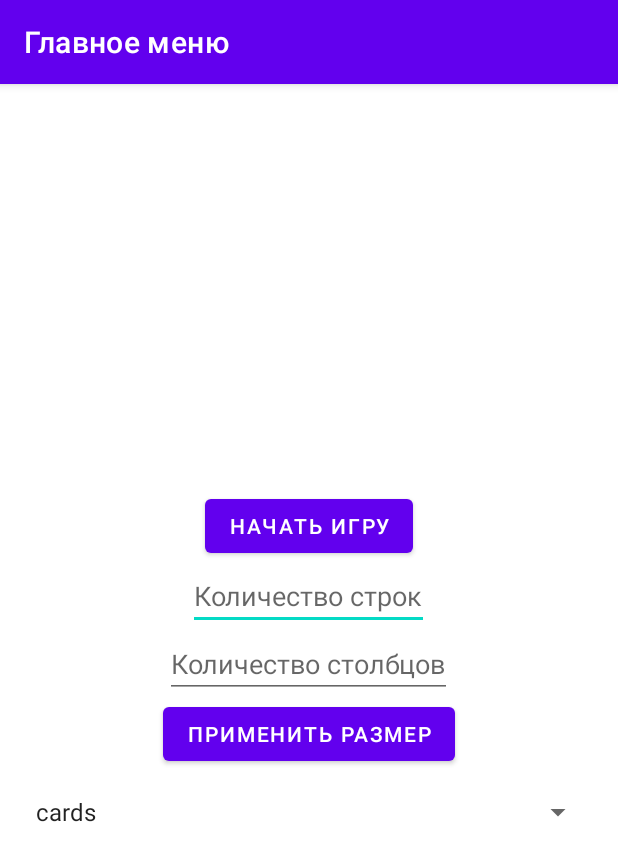
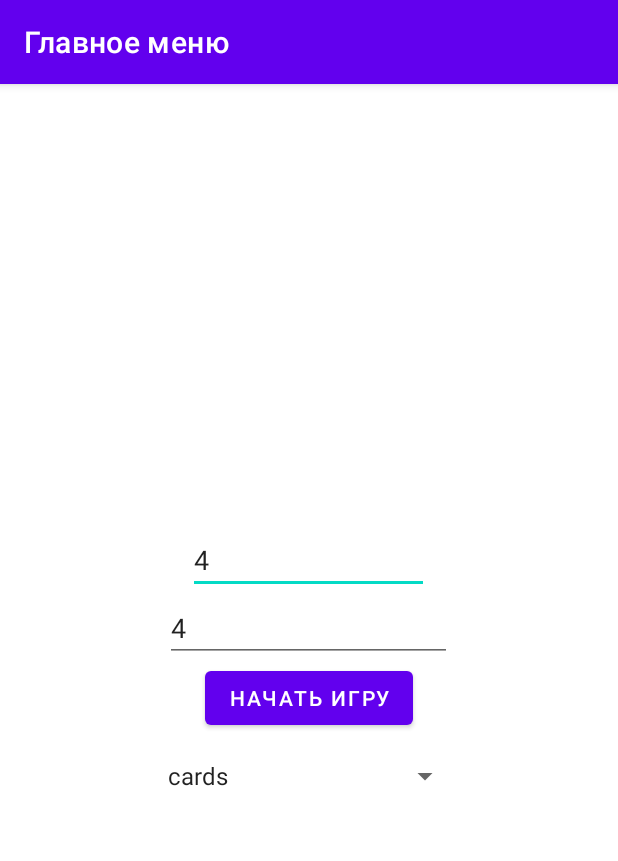
Before and after one commit to komead/laba1MT, an Android app: the screen it shows after launch (MainMenuActivity), on a phone screen of 412 x 824 dp. Shown: the top 861 px of the screen. Run offline under Robolectric (Android 15) with nearby library versions, the light colour scheme and no system bars.

Commit message:
подправил spinner, исправил проблемы с передачей размеров поля

```diff
--- a/app/src/main/java/com/example/kapitanov1/MainActivity.java
+++ b/app/src/main/java/com/example/kapitanov1/MainActivity.java
@@ -20,11 +20,12 @@ public class MainActivity extends AppCompatActivity {
         // Получаем переданные значения размеров поля
         int rows = getIntent().getIntExtra("rows", 4);
         int columns = getIntent().getIntExtra("columns", 4);
+        String collection = getIntent().getStringExtra("collection");
 
         mGrid.setNumColumns(columns); // Устанавливаем количество столбцов
         mGrid.setEnabled(true);
 
-        mAdapter = new GridAdapter(this, rows, columns, "minecraft"); // Используем выбранные размеры, но без указания набора картинок
+        mAdapter = new GridAdapter(this, rows, columns, collection); // Используем выбранные размеры, но без указания набора картинок
         mGrid.setAdapter(mAdapter);
 
         mGrid.setOnItemClickListener(new AdapterView.OnItemClickListener() {
--- a/app/src/main/java/com/example/kapitanov1/MainMenuActivity.java
+++ b/app/src/main/java/com/example/kapitanov1/MainMenuActivity.java
@@ -25,16 +25,17 @@ public class MainMenuActivity extends AppCompatActivity {
         Button btnApplySize = findViewById(R.id.btnApplySize);
         Spinner spinnerPictureCollection = findViewById(R.id.spinnerPictureCollection);
 
-        // обработчик кликов на кнопку "Начать игру"
-        Button btnStartGame = findViewById(R.id.btnStartGame);
-        btnStartGame.setOnClickListener(new View.OnClickListener() {
-            @Override
-            public void onClick(View v) {
-                // запускаем активность с игровым экраном
-                Intent intent = new Intent(MainMenuActivity.this, MainActivity.class);
-                startActivity(intent);
-            }
-        });
+        // ставим значение по умолчанию
+        etRows.setText("4");
+        etColumns.setText("4");
+
+        // Получение массива строк из ресурсов
+        String[] dataArray = getResources().getStringArray(R.array.picture_collections);
+
+        // Создание адаптера и заполнение Spinner
+        ArrayAdapter<String> adapter = new ArrayAdapter<>(this, android.R.layout.simple_spinner_item, dataArray);
+        adapter.setDropDownViewResource(android.R.layout.simple_spinner_dropdown_item);
+        spinnerPictureCollection.setAdapter(adapter);
 
         // Устанавливаем обработчик кликов на кнопку
         btnApplySize.setOnClickListener(new View.OnClickListener() {
@@ -44,25 +45,21 @@ public class MainMenuActivity extends AppCompatActivity {
                 int rows = Integer.parseInt(etRows.getText().toString());
                 int columns = Integer.parseInt(etColumns.getText().toString());
 
+                if (rows == 0)
+                    rows = 4;
+                if (columns == 0)
+                    columns = 4;
+
+                // получаем выбранное значение из списка
+                String collection = spinnerPictureCollection.getSelectedItem().toString();
+
                 // Передаем выбранные размеры поля в активность игры (MainActivity)
                 Intent intent = new Intent(MainMenuActivity.this, MainActivity.class);
                 intent.putExtra("rows", rows);
                 intent.putExtra("columns", columns);
+                intent.putExtra("collection", collection);
                 startActivity(intent);
             }
         });
-
-        // Создаем адаптер для Spinner, используя массив ресурсов
-        ArrayAdapter<CharSequence> adapter = ArrayAdapter.createFromResource(
-                this,
-                R.array.picture_collections,
-                android.R.layout.simple_spinner_item
-        );
-
-        // Устанавливаем стиль отображения выпадающего списка
-        adapter.setDropDownViewResource(android.R.layout.simple_spinner_dropdown_item);
-
-        // Устанавливаем адаптер для Spinner
-        spinnerPictureCollection.setAdapter(adapter);
     }
 }
--- a/app/src/main/res/layout/activity_main_menu.xml
+++ b/app/src/main/res/layout/activity_main_menu.xml
@@ -6,20 +6,15 @@
               android:gravity="center"
               android:padding="16dp">
 
-    <Button
-            android:id="@+id/btnStartGame"
-            android:layout_width="wrap_content"
-            android:layout_height="wrap_content"
-            android:text="Начать игру" />
 
-    <!-- Пример элемента для ввода количества строк -->
+    <!-- элемент для ввода количества строк -->
     <EditText
             android:id="@+id/etRows"
             android:layout_width="wrap_content"
             android:layout_height="wrap_content"
             android:hint="Количество строк" />
 
-    <!-- Пример элемента для ввода количества столбцов -->
+    <!-- элемент для ввода количества столбцов -->
     <EditText
             android:id="@+id/etColumns"
             android:layout_width="wrap_content"
@@ -31,15 +26,15 @@
             android:id="@+id/btnApplySize"
             android:layout_width="wrap_content"
             android:layout_height="wrap_content"
-            android:text="Применить размер" />
+            android:text="Начать игру" />
 
     <!-- Spinner для выбора набора картинок -->
     <Spinner
             android:id="@+id/spinnerPictureCollection"
-            android:layout_width="match_parent"
+            android:layout_width="203dp"
             android:layout_height="wrap_content"
             android:layout_marginTop="16dp"
-            android:entries="@array/picture_collections" />
+            android:entries="@array/picture_collections"/>
 
 
 </LinearLayout>
--- a/app/src/main/res/values/arrays.xml
+++ b/app/src/main/res/values/arrays.xml
@@ -3,6 +3,5 @@
     <string-array name="picture_collections">
         <item>cards</item>
         <item>minecraft</item>
-
     </string-array>
 </resources>
```
